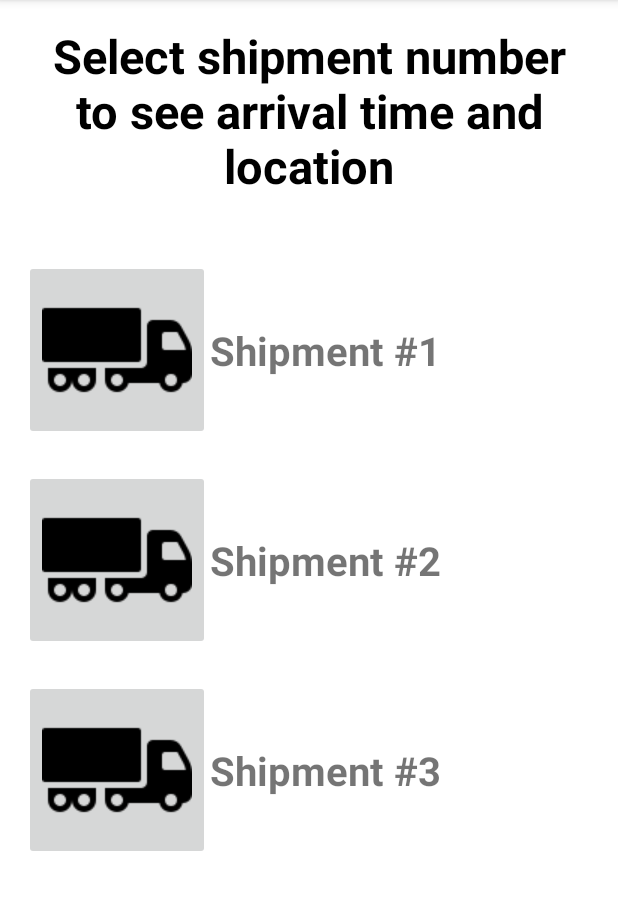
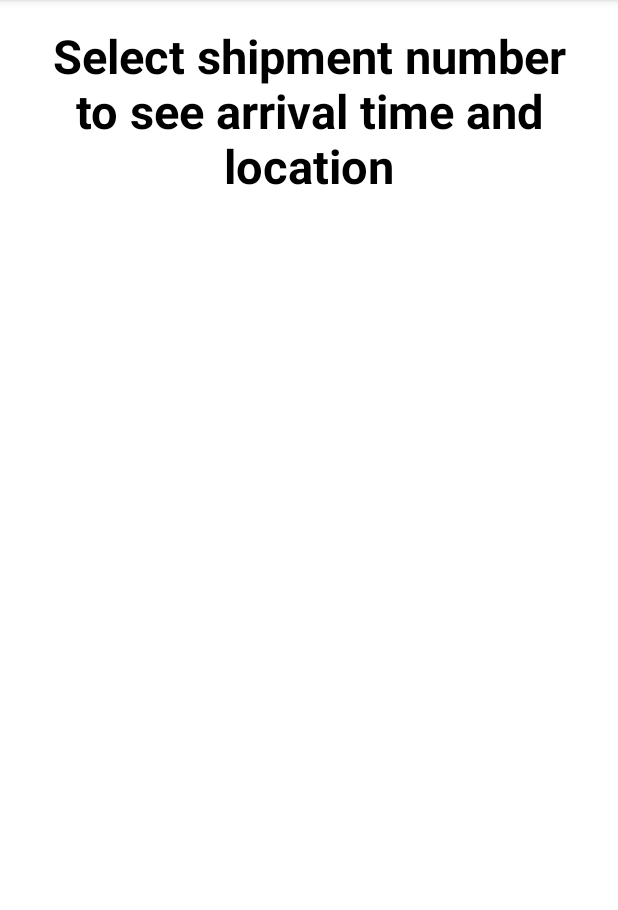
Before and after one commit to mhilton500/supply_chain_test_project, an Android app: the FarmerScreen screen opened directly, with no data from a screen before it, on a phone screen of 412 x 824 dp, the part 84-994 px from its top. Run offline under Robolectric (Android 15) with nearby library versions, the phone set to English and light mode, and no system bars; our stand-ins replace Volley; network calls fail.

Commit message:
farmer screen working better now

```diff
--- a/app/src/main/res/layout/farmer_screen.xml
+++ b/app/src/main/res/layout/farmer_screen.xml
@@ -37,79 +37,19 @@
             android:layout_height="wrap_content"
             android:layout_marginTop='20dp'
             android:clickable="true"
-            android:orientation="horizontal">
-
-
-            <ImageButton
-                android:id='@+id/semiTruckImage_1'
-                android:layout_width="wrap_content"
-                android:layout_height="wrap_content"
-                android:src='@drawable/semi_truck'></ImageButton>
-
-            <TextView
-                android:id='@+id/shipment_text_1'
-                android:layout_width="match_parent"
-                android:layout_height="match_parent"
-                android:clickable="true"
-                android:gravity='center'
-                android:text="Shipment #1"
-                android:textSize='12pt'
-                android:textStyle='bold'>
-
-            </TextView>
-        </LinearLayout>
+            android:orientation="horizontal"/>
 
         <LinearLayout
             android:layout_width="wrap_content"
             android:layout_height="wrap_content"
             android:layout_marginTop='20dp'
-            android:orientation="horizontal">
-
-
-            <ImageButton
-                android:id='@+id/semiTruckImage_2'
-                android:layout_width="wrap_content"
-                android:layout_height="wrap_content"
-                android:src='@drawable/semi_truck'></ImageButton>
-
-            <TextView
-                android:id='@+id/shipment_text_2'
-                android:layout_width="match_parent"
-                android:layout_height="match_parent"
-                android:clickable="true"
-                android:gravity='center'
-                android:text="Shipment #2"
-                android:textSize='12pt'
-                android:textStyle='bold'>
-
-            </TextView>
-        </LinearLayout>
+            android:orientation="horizontal"/>
 
         <LinearLayout
             android:layout_width="wrap_content"
             android:layout_height="wrap_content"
             android:layout_marginTop='20dp'
-            android:orientation="horizontal">
-
-
-            <ImageButton
-                android:id='@+id/semiTruckImage_3'
-                android:layout_width="wrap_content"
-                android:layout_height="wrap_content"
-                android:src='@drawable/semi_truck'></ImageButton>
-
-            <TextView
-                android:id='@+id/shipment_text_3'
-                android:layout_width="match_parent"
-                android:layout_height="match_parent"
-                android:clickable="true"
-                android:gravity='center'
-                android:text="Shipment #3"
-                android:textSize='12pt'
-                android:textStyle='bold'>
-
-            </TextView>
-        </LinearLayout>
+            android:orientation="horizontal"/>
 
     </LinearLayout>
 </ScrollView>
```
